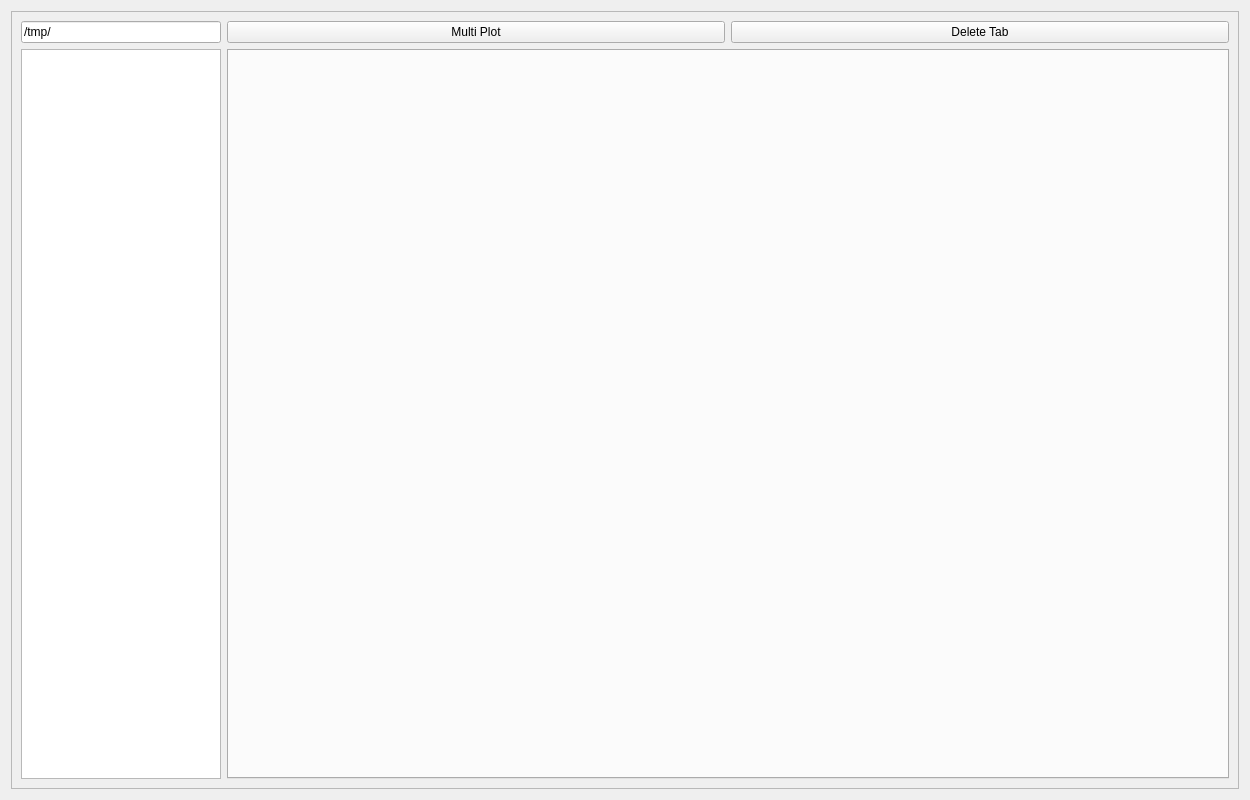
Before: the Qt Designer form bin/main.ui in HugoValim/hdf5_view, drawn with Qt 5.
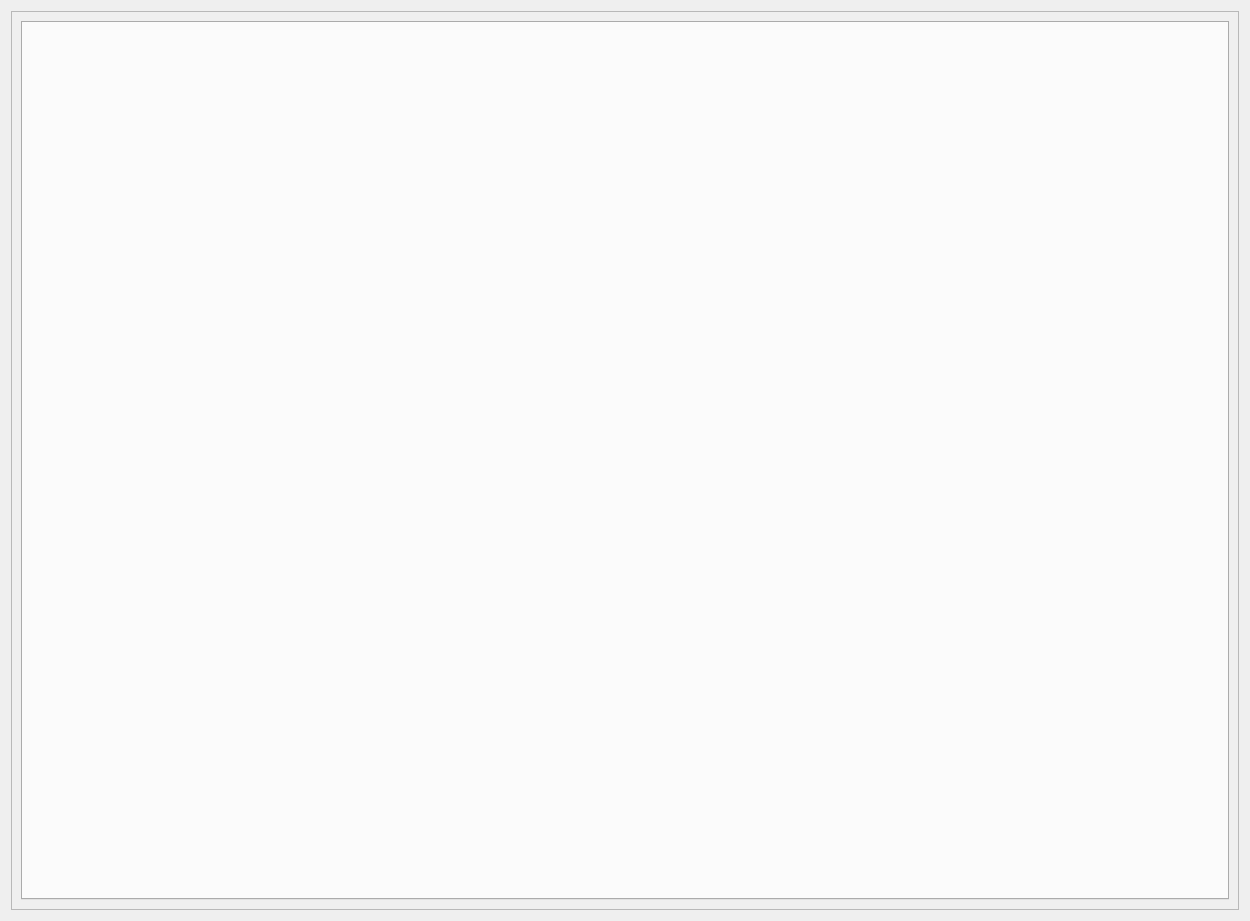
After: the same form once the commit is applied.

Patch:
```diff
--- a/bin/main.ui
+++ b/bin/main.ui
@@ -7,7 +7,7 @@
     <x>0</x>
     <y>0</y>
     <width>1250</width>
-    <height>800</height>
+    <height>921</height>
    </rect>
   </property>
   <property name="sizePolicy">
@@ -37,36 +37,6 @@
         <property name="topMargin">
          <number>0</number>
         </property>
-        <item>
-         <layout class="QVBoxLayout" name="verticalLayout_6">
-          <item>
-           <widget class="QLineEdit" name="lineEdit_dir_path">
-            <property name="maximumSize">
-             <size>
-              <width>200</width>
-              <height>16777215</height>
-             </size>
-            </property>
-            <property name="text">
-             <string>/tmp/</string>
-            </property>
-           </widget>
-          </item>
-          <item>
-           <widget class="QListWidget" name="listWidget_files">
-            <property name="maximumSize">
-             <size>
-              <width>200</width>
-              <height>16777215</height>
-             </size>
-            </property>
-            <property name="selectionMode">
-             <enum>QAbstractItemView::ExtendedSelection</enum>
-            </property>
-           </widget>
-          </item>
-         </layout>
-        </item>
         <item>
          <layout class="QVBoxLayout" name="verticalLayout_4">
           <property name="leftMargin">
@@ -75,33 +45,6 @@
           <property name="topMargin">
            <number>0</number>
           </property>
-          <item>
-           <layout class="QHBoxLayout" name="horizontalLayout_2">
-            <property name="topMargin">
-             <number>0</number>
-            </property>
-            <item>
-             <widget class="QPushButton" name="pushButton_multi_plot">
-              <property name="text">
-               <string>Multi Plot</string>
-              </property>
-              <property name="shortcut">
-               <string>Return</string>
-              </property>
-             </widget>
-            </item>
-            <item>
-             <widget class="QPushButton" name="pushButton_delete_tab">
-              <property name="text">
-               <string>Delete Tab</string>
-              </property>
-              <property name="shortcut">
-               <string>Del</string>
-              </property>
-             </widget>
-            </item>
-           </layout>
-          </item>
           <item>
            <widget class="QTabWidget" name="tabWidget">
             <property name="minimumSize">
@@ -116,6 +59,12 @@
               <height>16777215</height>
              </size>
             </property>
+            <property name="tabsClosable">
+             <bool>true</bool>
+            </property>
+            <property name="movable">
+             <bool>true</bool>
+            </property>
            </widget>
           </item>
          </layout>
```
